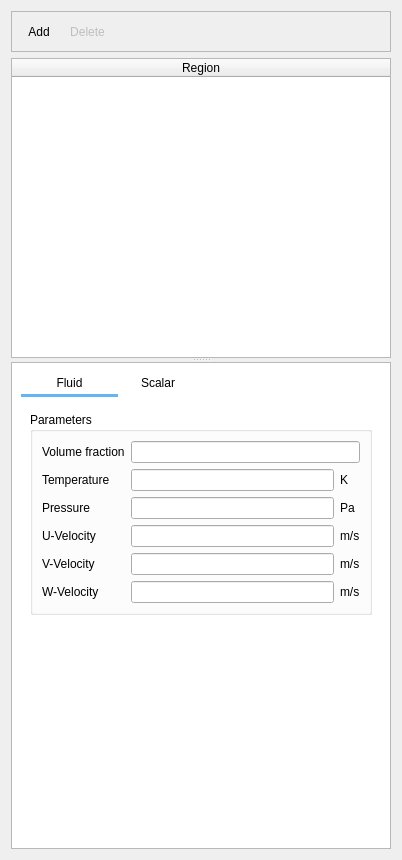
truongd8593/mfix, file gui/uifiles/initial_conditions.ui: the form before one commit.
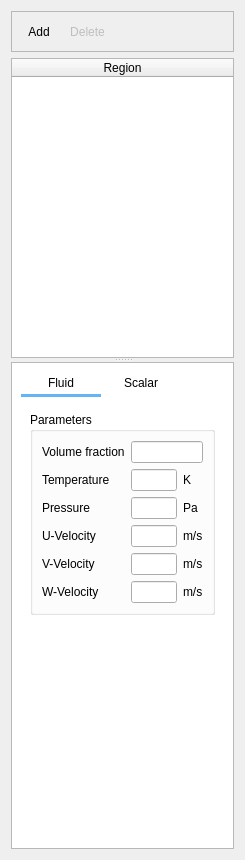
The form after the commit. Custom widgets are drawn as their Qt base class.

Commit message: reduce width

```diff
--- a/gui/uifiles/initial_conditions.ui
+++ b/gui/uifiles/initial_conditions.ui
@@ -6,7 +6,7 @@
    <rect>
     <x>0</x>
     <y>0</y>
-    <width>402</width>
+    <width>245</width>
     <height>860</height>
    </rect>
   </property>
@@ -120,7 +120,7 @@
         <rect>
          <x>0</x>
          <y>0</y>
-         <width>380</width>
+         <width>223</width>
          <height>494</height>
         </rect>
        </property>
@@ -193,7 +193,7 @@
           </property>
           <property name="sizeHint" stdset="0">
            <size>
-            <width>175</width>
+            <width>24</width>
             <height>20</height>
            </size>
           </property>
```
